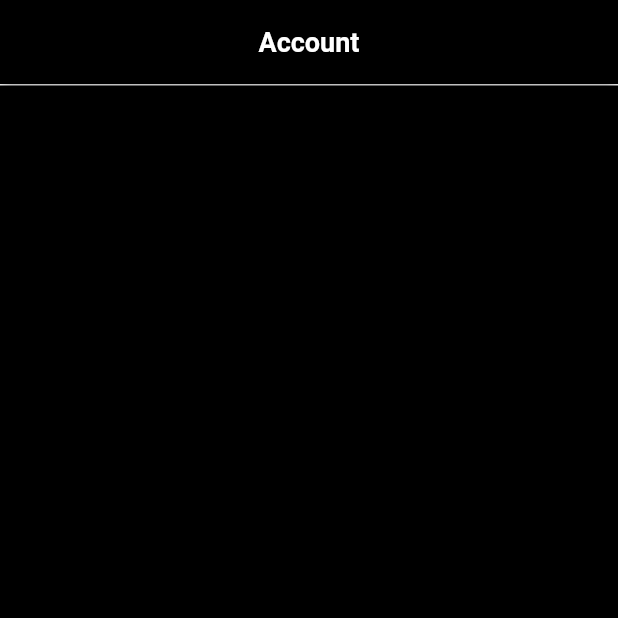
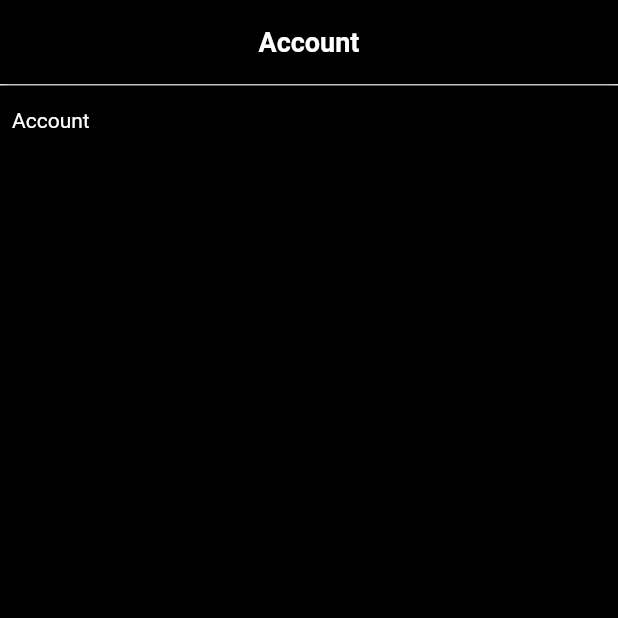
Before and after one commit to hexfa/KnowledgeNet, a Flutter app: the screen it shows after launch, item 5 of the bottom bar chosen, on a phone screen of 412 x 824 dp, the top half of it. Run offline on Flutter 3.47's test engine with Material 2 defaults, Android fonts, the phone set to English and light mode, and no system bars; our stand-ins replace bloc, equatable, flutter_bloc, flutter_svg, rive; Roboto replaces fonts that are missing (SourceSansPro).

```diff
--- a/lib/app/app.dart
+++ b/lib/app/app.dart
@@ -3,6 +3,8 @@ import 'package:flutter_bloc/flutter_bloc.dart';
 import 'package:learning_management_system/presentation/bottom_navigation/navigation_cubit.dart';
 import 'package:learning_management_system/presentation/bottom_navigation/navigation_screen.dart';
 import 'package:learning_management_system/presentation/resources/theme_manager.dart';
+
+import '../presentation/resources/route_manager.dart';
 
 
 
@@ -26,6 +28,8 @@ class _MyAppState extends State<MyApp> {
       child: MaterialApp(
         debugShowCheckedModeBanner: false,
         theme: getApplicationTheme(),
+        onGenerateRoute: RouteGenerator.getRoute,
+        initialRoute: Routes.navigationBar,
         home: const NavigationScreen(),
       ),
     );
--- a/lib/presentation/bottom_navigation/navigation_screen.dart
+++ b/lib/presentation/bottom_navigation/navigation_screen.dart
@@ -7,7 +7,7 @@ import 'package:learning_management_system/presentation/widgets/navigation_bar_w
 import 'package:learning_management_system/presentation/widgets/navigation_bar_widgets/home_page.dart';
 import 'package:learning_management_system/presentation/widgets/navigation_bar_widgets/my_learning.dart';
 import 'package:learning_management_system/presentation/widgets/navigation_bar_widgets/wishlist.dart';
-import '../resources/icon_manager.dart';
+import '../resources/assets_manager.dart';
 import '../resources/string_manager.dart';
 import '../resources/values_manager.dart';
 import 'navigation_state.dart';
@@ -43,14 +43,14 @@ class _NavigationScreenState extends State<NavigationScreen> {
             items: [
               BottomNavigationBarItem(
                   icon: SvgPicture.asset(
-                    IconAssets.homeLight,
+                    IconManagerAssets.homeLight,
                     color: ColorManager.white,
                     width: AppSize.s30,
                     height: AppSize.s30,
                   ),
-                  label: AppString.home,
+                  label: AppStringNavigationBar.home,
                   activeIcon: SvgPicture.asset(
-                    IconAssets.home,
+                    IconManagerAssets.home,
                     color: ColorManager.white,
                     width: AppSize.s30,
                     height: AppSize.s30,
@@ -58,14 +58,14 @@ class _NavigationScreenState extends State<NavigationScreen> {
               ),
               BottomNavigationBarItem(
                 icon: SvgPicture.asset(
-                  IconAssets.searchLight,
+                  IconManagerAssets.searchLight,
                   color: ColorManager.white,
                   width: AppSize.s30,
                   height: AppSize.s30,
                 ),
-                label: AppString.explore,
+                label: AppStringNavigationBar.explore,
                 activeIcon: SvgPicture.asset(
-                  IconAssets.search,
+                  IconManagerAssets.search,
                   color: ColorManager.white,
                   width: AppSize.s30,
                   height: AppSize.s30,
@@ -73,14 +73,14 @@ class _NavigationScreenState extends State<NavigationScreen> {
               ),
               BottomNavigationBarItem(
                 icon: SvgPicture.asset(
-                  IconAssets.videoPlayerLight,
+                  IconManagerAssets.videoPlayerLight,
                   color: ColorManager.white,
                   width: AppSize.s30,
                   height: AppSize.s30,
                 ),
-                label: AppString.myLearning,
+                label: AppStringNavigationBar.myLearning,
                 activeIcon: SvgPicture.asset(
-                  IconAssets.videoPlayer,
+                  IconManagerAssets.videoPlayer,
                   color: ColorManager.white,
                   width: AppSize.s30,
                   height: AppSize.s30,
@@ -88,14 +88,14 @@ class _NavigationScreenState extends State<NavigationScreen> {
               ),
               BottomNavigationBarItem(
                 icon: SvgPicture.asset(
-                  IconAssets.favouriteLight,
+                  IconManagerAssets.favouriteLight,
                   color: ColorManager.white,
                   width: AppSize.s30,
                   height: AppSize.s30,
                 ),
-                label: AppString.wishlist,
+                label: AppStringNavigationBar.wishlist,
                 activeIcon: SvgPicture.asset(
-                  IconAssets.favourite,
+                  IconManagerAssets.favourite,
                   color: ColorManager.white,
                   width: AppSize.s30,
                   height: AppSize.s30,
@@ -103,14 +103,14 @@ class _NavigationScreenState extends State<NavigationScreen> {
               ),
               BottomNavigationBarItem(
                 icon: SvgPicture.asset(
-                  IconAssets.accountLight,
+                  IconManagerAssets.accountLight,
                   color: ColorManager.white,
                   width: AppSize.s30,
                   height: AppSize.s30,
                 ),
-                label: AppString.account,
+                label: AppStringNavigationBar.account,
                 activeIcon: SvgPicture.asset(
-                  IconAssets.account,
+                  IconManagerAssets.account,
                   color: ColorManager.white,
                   width: AppSize.s30,
                   height: AppSize.s30,
--- a/lib/presentation/resources/assets_manager.dart
+++ b/lib/presentation/resources/assets_manager.dart
@@ -0,0 +1,24 @@
+
+const String navigationIconPath = 'assets/icons/navigation_bar_icons';
+class IconManagerAssets{
+  static const String home = '$navigationIconPath/home.svg';
+  static const String homeLight = '$navigationIconPath/home_outline.svg';
+  static const String search = '$navigationIconPath/search.svg';
+  static const String searchLight = '$navigationIconPath/search_outline.svg';
+  static const String videoPlayer = '$navigationIconPath/video_player.svg';
+  static const String videoPlayerLight = '$navigationIconPath/video_player_outline.svg';
+  static const String favourite = '$navigationIconPath/favourite.svg';
+  static const String favouriteLight = '$navigationIconPath/favorite_outline.svg';
+  static const String account = '$navigationIconPath/account.svg';
+  static const String accountLight = '$navigationIconPath/account_outline.svg';
+}
+
+const String rivePath = 'assets/rive_assets';
+class RiveManagerAssets{
+  static const String blobs = '$rivePath/blobs.riv';
+}
+
+const String authenticationPath = 'assets/image/authentication';
+class ImageManagerAssets{
+  static const String spline = '$authenticationPath/spline.png';
+}
--- a/lib/presentation/resources/route_manager.dart
+++ b/lib/presentation/resources/route_manager.dart
@@ -0,0 +1,61 @@
+import 'package:flutter/material.dart';
+import 'package:learning_management_system/presentation/authentication/sign_up/sign_up_screen.dart';
+import 'package:learning_management_system/presentation/resources/string_manager.dart';
+import '../bottom_navigation/navigation_screen.dart';
+
+class Routes{
+
+  // NavigationBarScreen
+  static const String navigationBar = '/';
+
+  // Authentication
+  static const String signUp = '/signUp';
+
+}
+
+
+class RouteGenerator{
+  static Route<dynamic> getRoute(RouteSettings routeSettings){
+    switch(routeSettings.name){
+      case Routes.navigationBar:
+        return MaterialPageRoute(builder: (_) => const NavigationScreen());
+      case Routes.signUp:
+        return CustomPageRoute(child: const SignUpScreen());
+      default:
+        return unDefinedRoute();
+    }
+  }
+
+  static Route<dynamic> unDefinedRoute(){
+    return MaterialPageRoute(builder: (_) => Scaffold(
+      appBar: AppBar(
+        title: const Text(AppStringNoRouteFound.noRouteFound),
+      ),
+      body: const Center(
+        child: Text(AppStringNoRouteFound.noRouteFound),
+      ),
+    ),);
+  }
+}
+
+
+class CustomPageRoute extends PageRouteBuilder{
+  final Widget child;
+  CustomPageRoute({
+    required this.child,}) : super(
+    transitionDuration: const Duration(milliseconds: 500),
+    reverseTransitionDuration: const Duration(milliseconds: 500),
+    pageBuilder: (context,animation,secondaryAnimation) => child,
+    transitionsBuilder: (context,animation,anotherAnimation,child){
+      animation = CurvedAnimation(
+          parent: animation,
+          curve: Curves.linear);
+      return SlideTransition(
+        position: Tween<Offset>(
+          begin: const Offset(1,0),
+          end: Offset.zero,
+        ).animate(animation),
+        child: child,
+      );
+    });
+}
--- a/lib/presentation/resources/string_manager.dart
+++ b/lib/presentation/resources/string_manager.dart
@@ -1,9 +1,23 @@
 
-class AppString{
-  // Navigation Bar String
+// Navigation Bar String
+class AppStringNavigationBar{
   static const String home = 'Home';
   static const String explore = 'Explore';
   static const String myLearning = 'My Learning';
   static const String wishlist = 'Wishlist';
   static const String account = 'Account';
 }
+
+// Not Found Route
+class AppStringNoRouteFound{
+  static const String noRouteFound = 'No Route Found';
+}
+
+
+// SignUp
+class AppStringSignUp{
+  static const String headerText = 'Sign Up to Learning Management System';
+  static const String signInButtonText = 'Get Sign in';
+  static const String signUpButtonText = 'Get Sign up';
+
+}
--- a/lib/presentation/resources/theme_manager.dart
+++ b/lib/presentation/resources/theme_manager.dart
@@ -6,8 +6,11 @@ import 'package:learning_management_system/presentation/resources/values_manager
 ThemeData getApplicationTheme(){
   return ThemeData(
     textTheme: TextTheme(
+      headline1: getBoldStyle(fontSize: AppSize.s40, color: ColorManager.black),
       labelMedium: getRegularStyle(fontSize: AppSize.s14, color: ColorManager.white),
-      bodyText1: getRegularStyle(fontSize: AppSize.s14, color: ColorManager.white)
+      bodyText1: getRegularStyle(fontSize: AppSize.s14, color: ColorManager.white),
+      bodyText2: getRegularStyle(fontSize: AppSize.s14, color: ColorManager.black),
+      button: getSemiBoldStyle(fontSize: AppSize.s16, color: ColorManager.black),
     ),
     bottomNavigationBarTheme: BottomNavigationBarThemeData(
       selectedLabelStyle: getRegularStyle(fontSize: AppSize.s14, color: ColorManager.white),
@@ -16,6 +19,18 @@ ThemeData getApplicationTheme(){
     appBarTheme: AppBarTheme(
       titleTextStyle: getSemiBoldStyle(fontSize: AppSize.s18, color: ColorManager.white),
       backgroundColor: ColorManager.black,
+    ),
+    elevatedButtonTheme: ElevatedButtonThemeData(
+      style: ElevatedButton.styleFrom(
+        side: BorderSide(
+          color: ColorManager.white,
+          width: AppSize.s1
+        ),
+        shape: RoundedRectangleBorder(
+          borderRadius: BorderRadius.circular(AppSize.s20),
+        ),
+        backgroundColor: Colors.transparent.withOpacity(0.1),
+      )
     )
   );
 }
--- a/lib/presentation/resources/values_manager.dart
+++ b/lib/presentation/resources/values_manager.dart
@@ -18,6 +18,7 @@ class AppPadding{
 
 class AppSize{
   static const double s0 = 0;
+  static const double s1 = 1.0;
   static const double s1_5 = 1.5;
   static const double s4 = 4.0;
   static const double s8 = 8.0;
--- a/lib/presentation/widgets/navigation_bar_widgets/account.dart
+++ b/lib/presentation/widgets/navigation_bar_widgets/account.dart
@@ -1,5 +1,8 @@
 import 'package:flutter/material.dart';
+import 'package:learning_management_system/presentation/authentication/sign_up/sign_up_screen.dart';
 import 'package:learning_management_system/presentation/resources/color_manager.dart';
+
+import '../../resources/route_manager.dart';
 
 class Account extends StatelessWidget {
   const Account({Key? key}) : super(key: key);
@@ -29,8 +32,32 @@ class Account extends StatelessWidget {
         ),
       ),
       backgroundColor: ColorManager.black,
-      body: const Text(
-          'Account'
+      body: TextButton(
+          onPressed: (){
+            // Navigator.of(context).push(PageRouteBuilder(
+            //     pageBuilder: (context,animation,anotherAnimation){
+            //       return SignUpScreen();
+            //     },
+            //   transitionDuration: Duration(milliseconds: 600),
+            //   transitionsBuilder: (context,animation,anotherAnimation,child){
+            //       animation = CurvedAnimation(
+            //           parent: animation,
+            //           curve: Curves.linear);
+            //       return SlideTransition(
+            //         position: Tween<Offset>(
+            //           begin: const Offset(1,0),
+            //           end: Offset.zero,
+            //         ).animate(animation),
+            //         child: child,
+            //       );
+            //   }
+            // ));
+            Navigator.pushNamed(context, Routes.signUp);
+          },
+          child: Text(
+            'Account',
+            style: Theme.of(context).textTheme.bodyText1,
+          ),
       ),
     );
   }
```
Also changed, not shown: lib/presentation/authentication/sign_up/sign_up_screen.dart (added, +135 -0 lines), lib/presentation/widgets/widgets.dart (added, +27 -0 lines).
